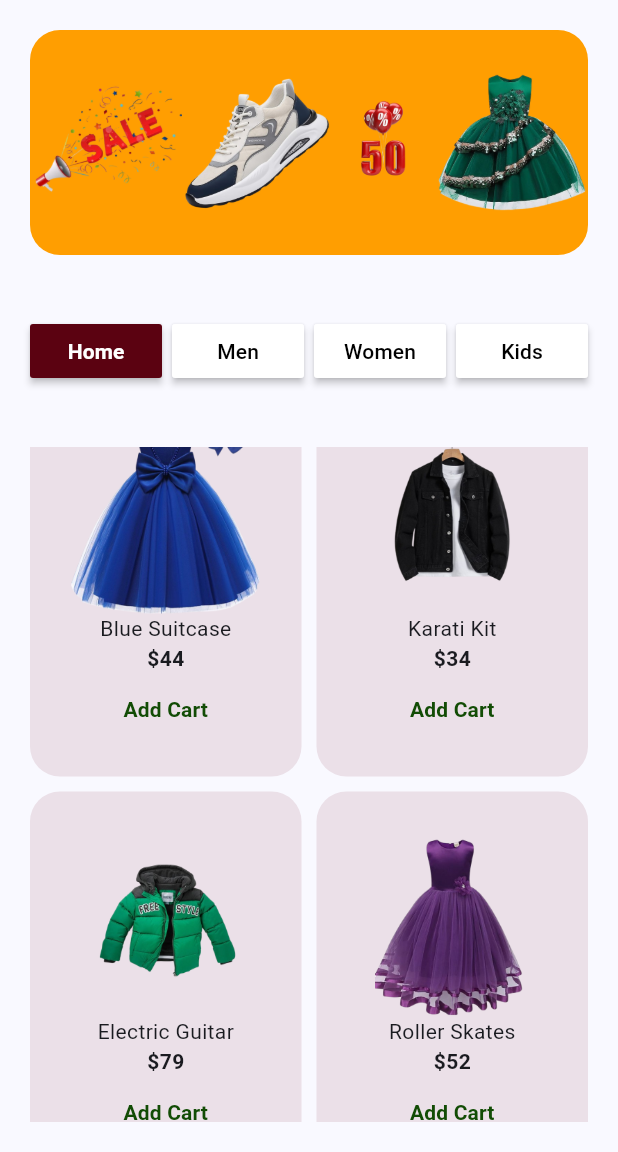
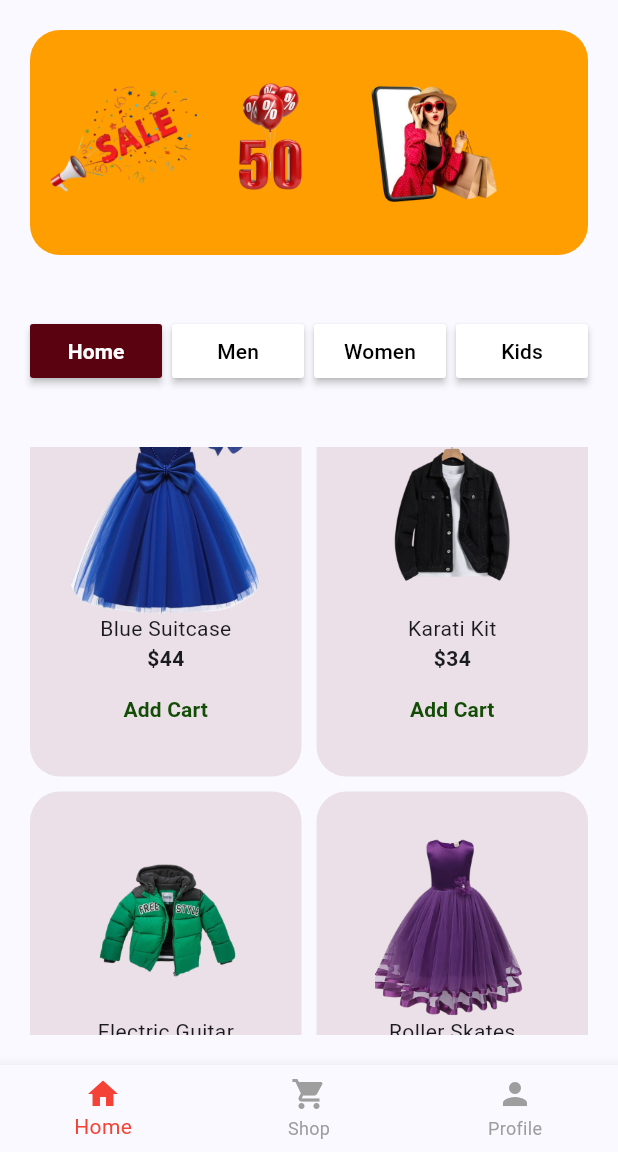
Before and after one commit to AbdirahmanAfrah/Beeciye-App, a Flutter app: the screen it shows after launch, scrolled down 576 dp, after a tap on "Home", on a phone screen of 412 x 824 dp, the part 84-1236 px from its top. Run offline on Flutter 3.47's test engine with Material 3 defaults, Android fonts, the phone set to English and light mode, and no system bars; our stand-ins replace flutter_riverpod, riverpod_annotation; generated files the repository leaves out were written again.

Commit message:
adding Features

```diff
--- a/lib/main.dart
+++ b/lib/main.dart
@@ -1,6 +1,7 @@
 import 'package:flutter/material.dart';
 import 'package:flutter_riverpod/flutter_riverpod.dart';
-import 'package:riverpod_files/screens/home/home_screen.dart';
+import 'package:riverpod_files/screens/Introduction/introductionScreen.dart';
+import 'package:riverpod_files/screens/shopnow/shopNowScreen.dart';
 
 void main() {
   runApp(const ProviderScope(child: MyApp()));
@@ -18,7 +19,7 @@ class MyApp extends StatelessWidget {
       theme: ThemeData(
         colorScheme: ColorScheme.fromSeed(seedColor: Colors.blueAccent),
       ),
-      home: const Homescreen(),
+      home: IntroScreen(),
     );
   }
 }
--- /dev/null
+++ b/lib/screens/BottonNav/buttonNavScreen.dart
@@ -0,0 +1,49 @@
+import 'package:flutter/material.dart';
+import 'package:riverpod_files/screens/cart/cart_screen.dart';
+import 'package:riverpod_files/screens/home/home_screen.dart';
+import 'package:riverpod_files/screens/profile/profilescreen.dart';
+
+class ButtonNavScreen extends StatefulWidget {
+  const ButtonNavScreen({super.key});
+
+  @override
+  State<ButtonNavScreen> createState() => _ButtonNavScreenState();
+}
+
+class _ButtonNavScreenState extends State<ButtonNavScreen> {
+  // ignore: prefer_final_fields
+
+  int SelectIndex = 0;
+
+  void onTap(int index) {
+    setState(() {
+      SelectIndex = index;
+    });
+  }
+
+  List<Widget> _screens = [
+    const Homescreen(),
+    const CartScreen(),
+    MyProfileScreen(),
+  ];
+  @override
+  Widget build(BuildContext context) {
+    return Scaffold(
+      body: _screens[SelectIndex],
+      bottomNavigationBar: BottomNavigationBar(
+        currentIndex: SelectIndex,
+        selectedItemColor: Colors.red,
+        unselectedItemColor: Colors.grey,
+        type: BottomNavigationBarType.fixed,
+        onTap: onTap,
+        items: const [
+          BottomNavigationBarItem(icon: Icon(Icons.home), label: 'Home'),
+          BottomNavigationBarItem(
+              icon: Icon(Icons.shopping_cart), label: 'Shop'),
+          // BottomNavigationBarItem(icon: Icon(Icons.shopping_bag), label: 'Bag'),
+          BottomNavigationBarItem(icon: Icon(Icons.person), label: 'Profile'),
+        ],
+      ),
+    );
+  }
+}
--- /dev/null
+++ b/lib/screens/Introduction/introductionScreen.dart
@@ -0,0 +1,41 @@
+import 'package:flutter/material.dart';
+import 'package:flutter/widgets.dart';
+import 'package:riverpod_files/screens/BottonNav/buttonNavScreen.dart';
+
+class IntroScreen extends StatefulWidget {
+  const IntroScreen({super.key});
+
+  @override
+  State<IntroScreen> createState() => _IntroScreenState();
+}
+
+class _IntroScreenState extends State<IntroScreen> {
+  @override
+  void initState() {
+    super.initState();
+    // Navigate to ButtonNavScreen after 3 minutes (180 seconds)
+    Future.delayed(const Duration(seconds: 7), () {
+      Navigator.pushReplacement(
+        context,
+        MaterialPageRoute(builder: (context) => const ButtonNavScreen()),
+      );
+    });
+  }
+
+  @override
+  Widget build(BuildContext context) {
+    return Scaffold(
+      backgroundColor: const Color.fromARGB(255, 255, 255, 255),
+      body: Column(
+        mainAxisAlignment: MainAxisAlignment.center,
+        children: [
+          Image.asset("assets/products/beeciye.png"),
+          const Text(
+            "Beeciye Sale",
+            style: TextStyle(fontSize: 21, fontWeight: FontWeight.w700),
+          ),
+        ],
+      ),
+    );
+  }
+}
--- a/lib/screens/home/home_screen.dart
+++ b/lib/screens/home/home_screen.dart
@@ -57,11 +57,13 @@ class _HomescreenState extends State<Homescreen> {
                 children: [
                   Image.asset("assets/products/sale.png",
                       width: 100, height: 100),
-                  Image.asset("assets/products/leg.png",
+                  Image.asset("assets/products/dis.png",
                       width: 100, height: 100),
-                  Image.asset("assets/products/dis.png", width: 70, height: 70),
-                  Image.asset("assets/products/top5.png",
-                      width: 100, height: 100),
+                  Image.asset("assets/products/bag.png",
+                      width: 150, height: 150),
+
+                  // Image.asset("assets/products/top5.png",
+                  //     width: 100, height: 100),
                 ],
               ),
             ),
```
Also changed, not shown: lib/screens/cart/cart_screen.dart (+31 -4 lines), lib/screens/productDeatil/ProductDeatilScreen.dart (+15 -7 lines), lib/screens/profile/profilescreen.dart (added, +67 -0 lines), lib/screens/shopnow/shopNowScreen.dart (added, +174 -0 lines), lib/screens/sucessScreen.dart (added, +42 -0 lines), assets/products/Ss.png (added), assets/products/bag.png (added), assets/products/beeciye.png (added), assets/products/dl.png (added), assets/products/me.png (added).
